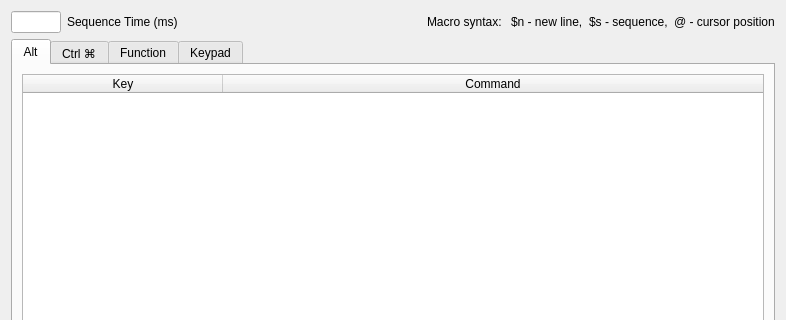
The window that gui/macrodialog.ui (matoom/frostbite) describes before a commit, drawn with Qt 5; both pictures show x 0 to 786 and y 0 to 320 of the 786 by 473 pixel window.
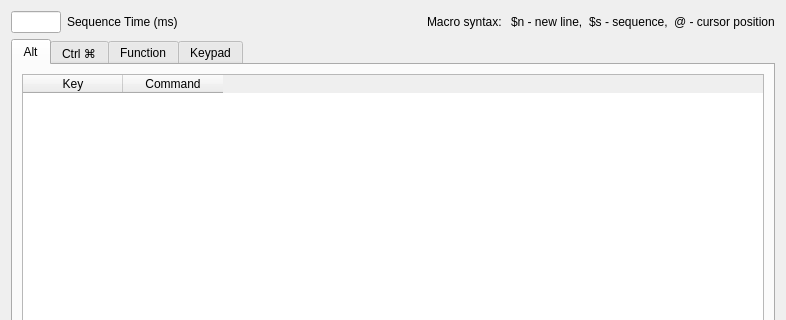
The same window after the commit. Icons and pictures are not drawn.

```diff
--- a/gui/macrodialog.ui
+++ b/gui/macrodialog.ui
@@ -107,15 +107,6 @@
       <layout class="QVBoxLayout" name="verticalLayout_2">
        <item>
         <widget class="QTableWidget" name="altTable">
-         <attribute name="horizontalHeaderCascadingSectionResizes">
-          <bool>true</bool>
-         </attribute>
-         <attribute name="horizontalHeaderDefaultSectionSize">
-          <number>200</number>
-         </attribute>
-         <attribute name="horizontalHeaderStretchLastSection">
-          <bool>true</bool>
-         </attribute>
          <column>
           <property name="text">
            <string>Key</string>
```
